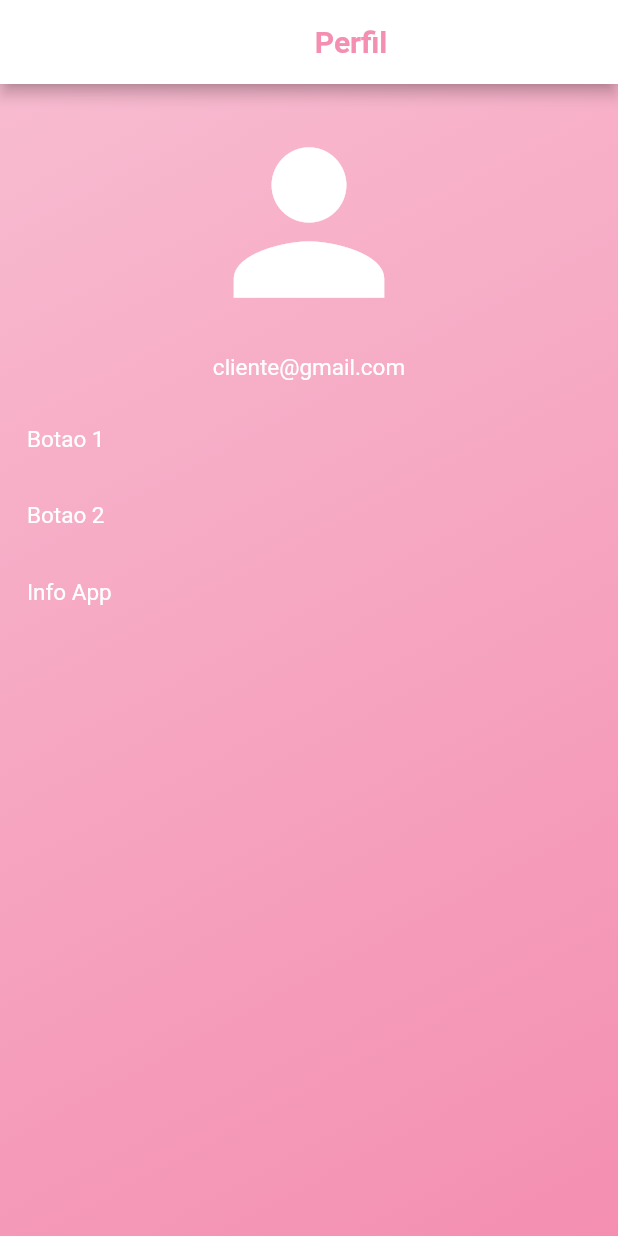
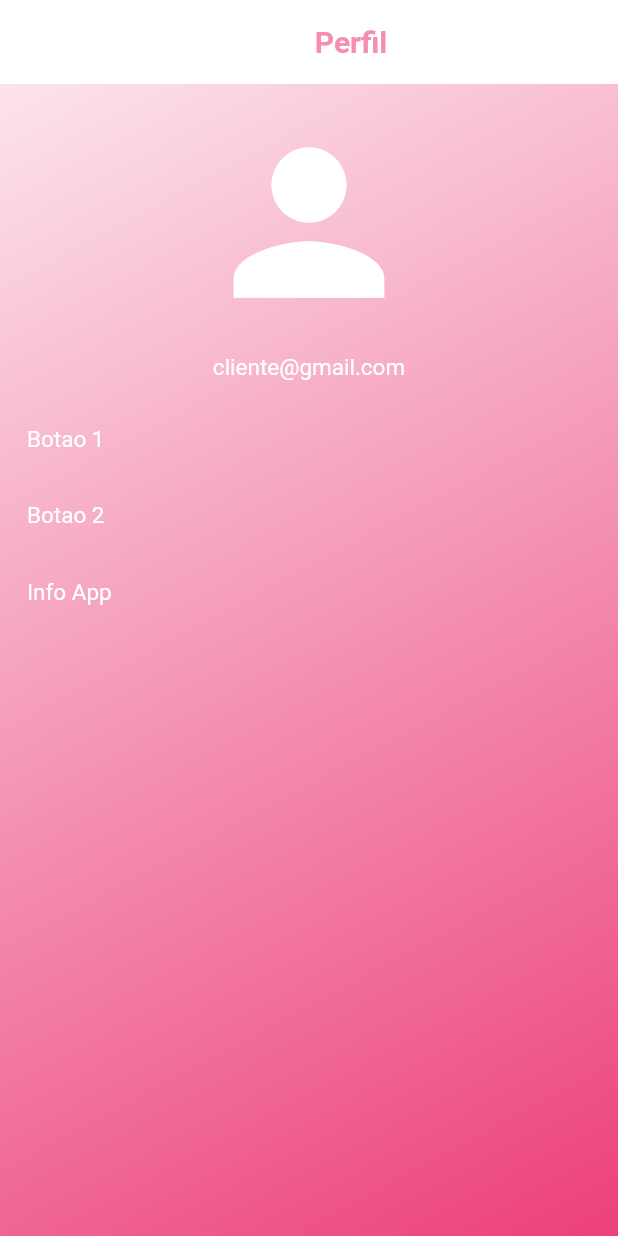
Before and after one commit to deyvissoneduardo/app-patino-studio, a Flutter app: the InfoPage screen opened by its route, on a phone screen of 412 x 824 dp. Run offline on Flutter 3.47's test engine with Material 2 defaults, Android fonts, the light colour scheme and no system bars; our stand-ins replace bottom_navy_bar, flutter_icons, flutter_modular, mobx; generated files the repository leaves out were written again.

Commit message:
final template info

```diff
--- a/lib/core/app_colors.dart
+++ b/lib/core/app_colors.dart
@@ -20,6 +20,6 @@ class AppColors {
 
   // container
   static final Color colorCotainerWrite = Colors.white;
-  static final Color colorPink100 = Colors.pink[100];
-  static final Color colorPink200 = Colors.pink[200];
+  static final Color colorPink100 = Colors.pink[50];
+  static final Color colorPink200 = Colors.pink[400];
 }
--- a/lib/page/info/info_page.dart
+++ b/lib/page/info/info_page.dart
@@ -1,6 +1,8 @@
 import 'package:flutter/material.dart';
+import 'package:flutter_modular/flutter_modular.dart';
 import 'package:patino1/core/app_colors.dart';
 import 'package:patino1/core/app_gradients.dart';
+import 'package:patino1/page/info/controller/info_controller.dart';
 import 'package:patino1/page/info/widgets/app_bar_widget/app_bar_widget.dart';
 import 'package:patino1/page/info/widgets/button_info_widget/list_button_views/list_button_views.dart';
 import 'package:patino1/page/info/widgets/email_widget/email_widget.dart';
@@ -13,7 +15,7 @@ class InfoPage extends StatefulWidget {
   _InfoPageState createState() => _InfoPageState();
 }
 
-class _InfoPageState extends State<InfoPage> {
+class _InfoPageState extends ModularState<InfoPage, InfoController> {
   @override
   Widget build(BuildContext context) {
     return LayoutBuilder(builder: (context, constraints) {
@@ -21,11 +23,7 @@ class _InfoPageState extends State<InfoPage> {
         appBar: AppBarInfo(),
         body: Container(
           padding: const EdgeInsets.all(10),
-          decoration: BoxDecoration(
-              gradient: LinearGradient(
-                  begin: Alignment.topLeft,
-                  end: Alignment.bottomRight,
-                  colors: [AppColors.colorPink100, AppColors.colorPink200])),
+          decoration: BoxDecoration(gradient: AppGradients.linear),
           child: Column(
             children: [
               PhotoInfoWidget(),
--- a/lib/page/info/widgets/app_bar_widget/app_bar_widget.dart
+++ b/lib/page/info/widgets/app_bar_widget/app_bar_widget.dart
@@ -8,6 +8,7 @@ class AppBarInfo extends PreferredSize {
             preferredSize: Size(double.infinity, 56),
             child: AppBar(
                 backgroundColor: AppColors.colorCotainerWrite,
+                elevation: 0,
                 title: Container(
                     alignment: Alignment.center,
                     child:
```
Also changed, not shown: lib/core/app_gradients.dart (+4 -10 lines).
